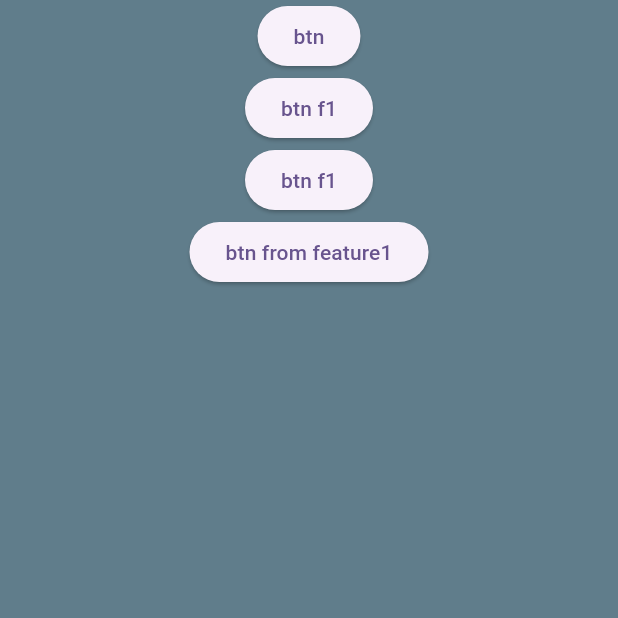
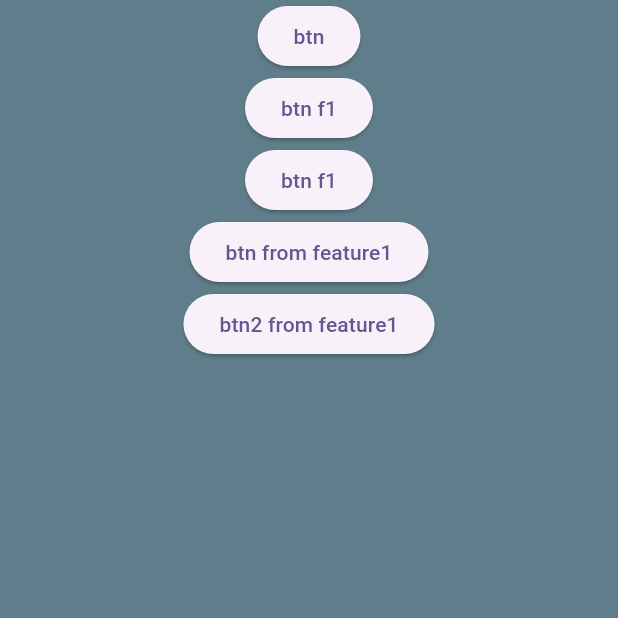
Before and after one commit to mosayeb-masoumi/test-git, a Flutter app: the screen it shows after launch, on a phone screen of 412 x 824 dp, the top half of it. Run offline on Flutter 3.47's test engine with Material 3 defaults, Android fonts, the phone set to English and light mode, and no system bars.

Commit message:
added btn2 to feature1

```diff
--- a/lib/home_page.dart
+++ b/lib/home_page.dart
@@ -30,6 +30,7 @@ class _HomePageState extends State<HomePage> {
             ElevatedButton(onPressed: (){}, child: Text("btn f1")),
 
             ElevatedButton(onPressed: (){}, child: Text("btn from feature1")),
+            ElevatedButton(onPressed: (){}, child: Text("btn2 from feature1")),
 
           ],
 
```
